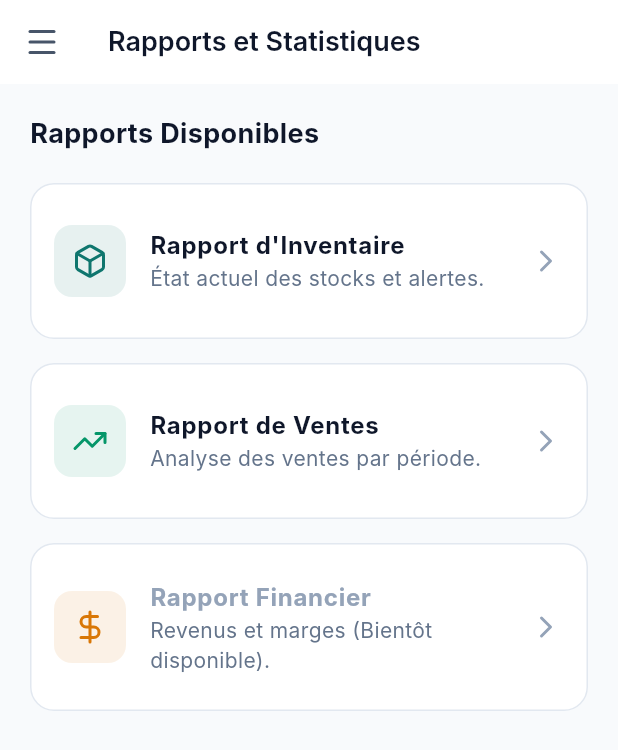
After one commit to jomvick/pharma_health, a Flutter app: the ReportsScreen screen opened by its route, on a phone screen of 412 x 824 dp. The commit adds this screen. Shown: the top 750 px of the screen. Run offline on Flutter 3.47's test engine with Material 3 defaults, Android fonts, the phone set to English and light mode, and no system bars; our stand-ins replace dio, equatable, flutter_dotenv, flutter_riverpod, flutter_secure_storage, go_router and 1 more; accounts and stored records are empty; network calls fail; Roboto replaces fonts that are missing (Inter).

Commit message:
feat: complete navigation fixes, medicine edit, stock management, dashboard analytics and new screens (Clients/Reports)

```diff
--- /dev/null
+++ b/PharmaPOS-main/lib/screens/reports_screen.dart
@@ -0,0 +1,107 @@
+import 'package:flutter/material.dart';
+import 'package:lucide_icons/lucide_icons.dart';
+import '../app_colors.dart';
+import '../widgets/app_drawer.dart';
+
+class ReportsScreen extends StatelessWidget {
+  const ReportsScreen({super.key});
+
+  @override
+  Widget build(BuildContext context) {
+    return Scaffold(
+      backgroundColor: AppColors.gray50,
+      drawer: const AppDrawer(),
+      appBar: AppBar(
+        title: const Text('Rapports et Statistiques'),
+        backgroundColor: AppColors.white,
+        elevation: 0,
+        leading: IconButton(
+          icon: const Icon(LucideIcons.menu),
+          onPressed: () => Scaffold.of(context).openDrawer(),
+        ),
+      ),
+      body: Padding(
+        padding: const EdgeInsets.all(20.0),
+        child: Column(
+          crossAxisAlignment: CrossAxisAlignment.start,
+          children: [
+            const Text(
+              'Rapports Disponibles',
+              style: TextStyle(
+                fontSize: 18,
+                fontWeight: FontWeight.bold,
+                color: AppColors.gray900,
+              ),
+            ),
+            const SizedBox(height: 20),
+            _buildReportCard(
+              context,
+              title: 'Rapport d\'Inventaire',
+              description: 'État actuel des stocks et alertes.',
+              icon: LucideIcons.box,
+              color: AppColors.primary600,
+            ),
+            const SizedBox(height: 16),
+            _buildReportCard(
+              context,
+              title: 'Rapport de Ventes',
+              description: 'Analyse des ventes par période.',
+              icon: LucideIcons.trendingUp,
+              color: AppColors.success600,
+            ),
+            const SizedBox(height: 16),
+            _buildReportCard(
+              context,
+              title: 'Rapport Financier',
+              description: 'Revenus et marges (Bientôt disponible).',
+              icon: LucideIcons.dollarSign,
+              color: AppColors.warning600,
+              enabled: false,
+            ),
+          ],
+        ),
+      ),
+    );
+  }
+
+  Widget _buildReportCard(
+    BuildContext context, {
+    required String title,
+    required String description,
+    required IconData icon,
+    required Color color,
+    bool enabled = true,
+  }) {
+    return Card(
+      elevation: 0,
+      shape: RoundedRectangleBorder(
+        borderRadius: BorderRadius.circular(16),
+        side: const BorderSide(color: AppColors.gray200),
+      ),
+      child: ListTile(
+        contentPadding: const EdgeInsets.all(16),
+        leading: Container(
+          padding: const EdgeInsets.all(12),
+          decoration: BoxDecoration(
+            color: color.withOpacity(0.1),
+            borderRadius: BorderRadius.circular(12),
+          ),
+          child: Icon(icon, color: color),
+        ),
+        title: Text(
+          title,
+          style: TextStyle(
+            fontWeight: FontWeight.bold,
+            color: enabled ? AppColors.gray900 : AppColors.gray400,
+          ),
+        ),
+        subtitle: Text(
+          description,
+          style: TextStyle(color: AppColors.gray500),
+        ),
+        trailing: const Icon(LucideIcons.chevronRight, color: AppColors.gray400),
+        onTap: enabled ? () {} : null,
+      ),
+    );
+  }
+}
```
Also changed, not shown: PharmaPOS-main/lib/main.dart (+17 -0 lines), PharmaPOS-main/lib/models/medicine.dart (+11 -5 lines), PharmaPOS-main/lib/screens/add_medicine_screen.dart (+55 -8 lines), PharmaPOS-main/lib/screens/clients_screen.dart (added, +53 -0 lines), PharmaPOS-main/lib/screens/dashboard_screen.dart (+15 -8 lines), PharmaPOS-main/lib/screens/medicine_detail_screen.dart (+8 -1 lines), PharmaPOS-main/lib/services/api_service.dart (+10 -75 lines), PharmaPOS-main/lib/widgets/app_drawer.dart (+22 -3 lines), 1 other file.
